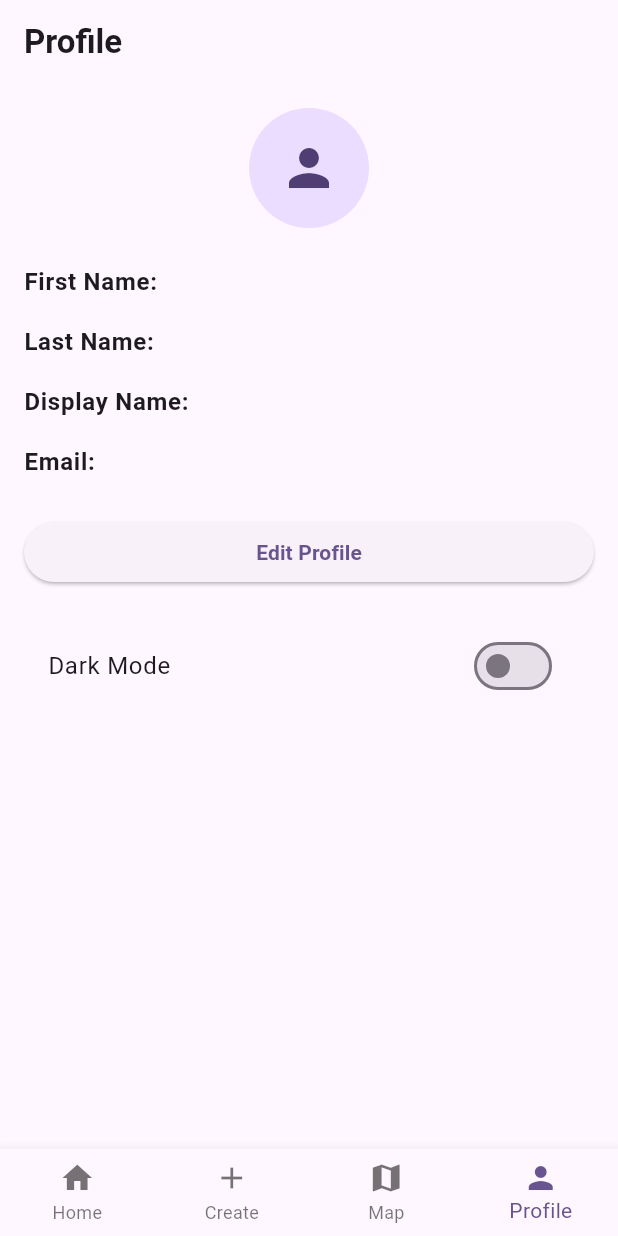
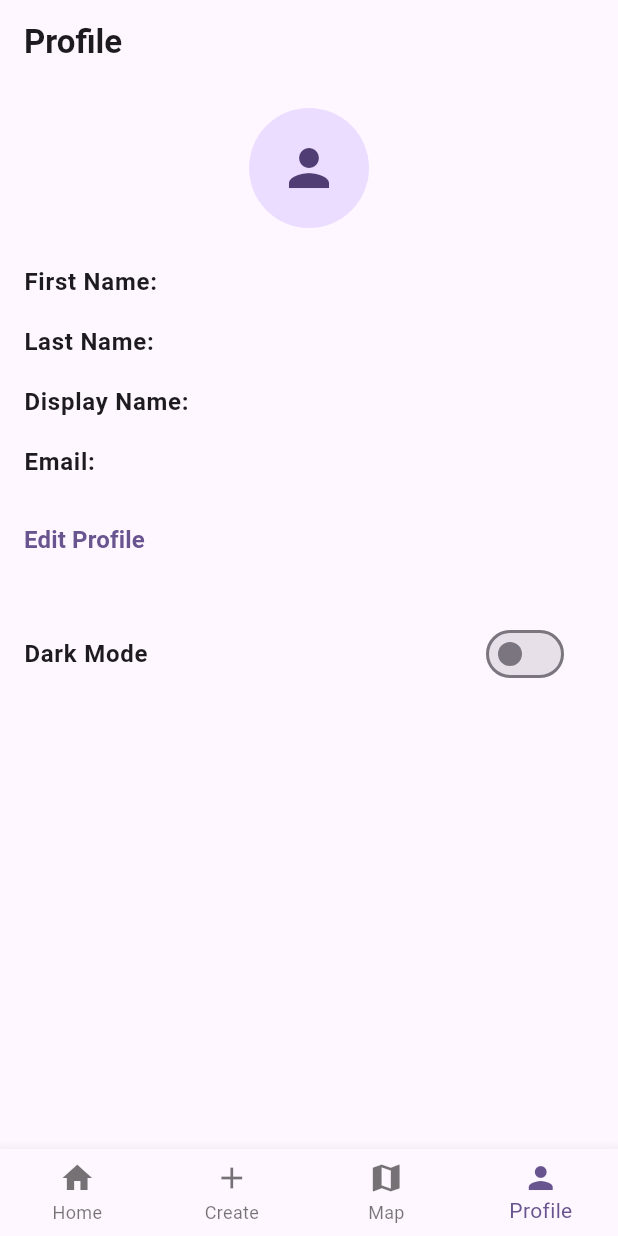
Before and after one commit to PriyaManisha/travellista, a Flutter app: the ProfilePage screen opened by its route, on a phone screen of 412 x 824 dp. Run offline on Flutter 3.47's test engine with Material 3 defaults, Android fonts, the phone set to English and light mode, and no system bars; our stand-ins replace chewie, cloud_firestore, firebase_core, firebase_storage, go_router, google_maps_flutter and 2 more; missing offline and left inert: get_thumbnail_video, google_places_autocomplete; accounts and stored records are empty.

Commit message:
Adjusted styling on profile page, adjusted url handling

```diff
--- a/lib/models/profile.dart
+++ b/lib/models/profile.dart
@@ -1,3 +1,5 @@
+import 'package:cloud_firestore/cloud_firestore.dart';
+
 class Profile {
   final String userID;
   final String? firstName;
@@ -22,19 +24,27 @@ class Profile {
       lastName: data['lastName'],
       displayName: data['displayName'] ?? '',
       email: data['email'] ?? '',
-      photoUrl: data['photoUrl'],
+      photoUrl: data['photoUrl'] as String?,
     );
   }
 
   Map<String, dynamic> toMap() {
-    return {
+    final mapData = <String, dynamic>{
       'firstName': firstName,
       'lastName': lastName,
       'displayName': displayName,
       'email': email,
-      'photoUrl': photoUrl,
     };
+
+    if (photoUrl == null) {
+      mapData['photoUrl'] = FieldValue.delete();
+    } else {
+      mapData['photoUrl'] = photoUrl;
+    }
+    return mapData;
   }
+
+  static const _unset = Object();
 
   // Allows partial updates while returning new Profile obj
   Profile copyWith({
@@ -43,7 +53,7 @@ class Profile {
     String? lastName,
     String? displayName,
     String? email,
-    String? photoUrl,
+    Object? photoUrl = _unset,
   }) {
     return Profile(
       userID: userID ?? this.userID,
@@ -51,7 +61,9 @@ class Profile {
       lastName: lastName ?? this.lastName,
       displayName: displayName ?? this.displayName,
       email: email ?? this.email,
-      photoUrl: photoUrl ?? this.photoUrl,
+      photoUrl: photoUrl == _unset
+          ? this.photoUrl
+          : photoUrl as String?,
     );
   }
 }
--- a/lib/profile_page_body.dart
+++ b/lib/profile_page_body.dart
@@ -18,12 +18,8 @@ class ProfilePageBody extends StatefulWidget {
 class _ProfilePageBodyState extends State<ProfilePageBody> {
   late StorageService _storageService = StorageService();
   final ImagePicker _picker = ImagePicker();
-
-  // Booleans for loading states
   bool _isEditing = false;
   bool _localIsSaving = false;
-
-  // Profile fields
   String? _firstName;
   String? _lastName;
   String _displayName = "";
@@ -52,20 +48,24 @@ class _ProfilePageBodyState extends State<ProfilePageBody> {
       return const Center(child: Text('No profile found'));
     }
 
-    if (!_isEditing) {
+    if (!_isEditing && _firstName == null) {
       _firstName = currentProfile.firstName;
       _lastName = currentProfile.lastName;
       _photoUrl = currentProfile.photoUrl;
       _displayName = currentProfile.displayName;
       _email = currentProfile.email;
     }
-
-    return Stack(
+    return GestureDetector(
+      onTap: () {
+        FocusScope.of(context).unfocus();
+      },
+      child: Stack(
         children: [
           _buildMainContent(profileProvider),
           if (_localIsSaving || (isLoadingProfile /*&& currentProfile != null*/))
             _buildOverlaySpinner(),
         ],
+      ),
     );
   }
 
@@ -100,6 +100,8 @@ class _ProfilePageBodyState extends State<ProfilePageBody> {
             initialValue: _email,
             onChanged: (val) => _email = val,
           ),
+          const SizedBox(height: 16),
+          _buildActionButtons(provider),
           const SizedBox(height: 24),
         ] else ...[
           _buildDisplayRow("First Name", _firstName ?? ''),
@@ -109,21 +111,23 @@ class _ProfilePageBodyState extends State<ProfilePageBody> {
           _buildDisplayRow("Display Name", _displayName),
           const SizedBox(height: 16),
           _buildDisplayRow("Email", _email),
+          const SizedBox(height: 16),
+          _buildActionButtons(provider),
           const SizedBox(height: 24),
         ],
-
-        _buildActionButtons(provider),
-
-        const SizedBox(height: 24),
         _buildDarkModeSwitch(),
       ],
     );
   }
 
   Widget _buildProfilePicture() {
-    return InkWell(
-      onTap: _isEditing ? _pickProfilePicture : null,
-      child: CircleAvatar(
+    return Column(
+      mainAxisSize: MainAxisSize.min,
+      children: [
+        Stack(
+          alignment: Alignment.center,
+          children: [
+            CircleAvatar(
               radius: 40,
               backgroundImage: (_photoUrl != null && _photoUrl!.isNotEmpty)
                   ? NetworkImage(_photoUrl!)
@@ -132,6 +136,39 @@ class _ProfilePageBodyState extends State<ProfilePageBody> {
                   ? const Icon(Icons.person, size: 40)
                   : null,
             ),
+            if (_isEditing && _photoUrl != null && _photoUrl!.isNotEmpty)
+              Positioned(
+                right: 0,
+                top: 0,
+                child: IconButton(
+                  icon: const Icon(Icons.close, size: 18, color: Colors.red),
+                  onPressed: () async {
+                    if (_photoUrl != null) {
+                      await _storageService.deleteFileByUrl(_photoUrl!);
+                    }
+                    setState(() {
+                      _photoUrl = null;
+                    });
+                  },
+                ),
+              ),
+          ],
+        ),
+        if (_isEditing)
+          InkWell(
+            onTap: _pickProfilePicture,
+            child: Padding(
+              padding: const EdgeInsets.only(top: 8.0),
+              child: Text(
+                "Change Picture",
+                style: TextStyle(
+                  color: Theme.of(context).primaryColor,
+                  fontSize: Theme.of(context).textTheme.bodyMedium?.fontSize,
+                ),
+              ),
+            ),
+          ),
+      ],
     );
   }
 
@@ -185,9 +222,19 @@ class _ProfilePageBodyState extends State<ProfilePageBody> {
         ],
       );
     } else {
-      return ElevatedButton(
+      return TextButton(
+        style: TextButton.styleFrom(
+          alignment: Alignment.centerLeft,
+          padding: const EdgeInsets.only(left: 0),
+        ),
         onPressed: () => setState(() => _isEditing = true),
-        child: const Text("Edit Profile"),
+        child: Text(
+          "Edit Profile",
+          style: TextStyle(
+            color: Theme.of(context).primaryColor,
+            fontSize: Theme.of(context).textTheme.bodyLarge?.fontSize,
+          ),
+        ),
       );
     }
   }
@@ -230,7 +277,6 @@ class _ProfilePageBodyState extends State<ProfilePageBody> {
       email: _email,
       photoUrl: _photoUrl,
     );
-
     try {
       await provider.saveProfile(updated);
       if (mounted) {
@@ -286,11 +332,16 @@ class _ProfilePageBodyState extends State<ProfilePageBody> {
   }
 
   Widget _buildDarkModeSwitch() {
+    final theme = Theme.of(context).textTheme;
     return ValueListenableBuilder<ThemeMode>(
       valueListenable: ThemeManager.themeNotifier,
       builder: (context, currentTheme, child) {
         return SwitchListTile(
-          title: const Text('Dark Mode'),
+          contentPadding: const EdgeInsets.only(left: 0, right: 16.0),
+          title: Text(
+            'Dark Mode',
+            style: theme.bodyLarge?.copyWith(fontWeight: FontWeight.bold),
+          ),
           value: currentTheme == ThemeMode.dark,
           onChanged: (_) => ThemeManager.toggleTheme(),
         );
--- a/lib/util/profile_service.dart
+++ b/lib/util/profile_service.dart
@@ -2,26 +2,23 @@ import 'package:cloud_firestore/cloud_firestore.dart';
 import 'package:travellista/models/profile.dart';
 
 class ProfileService {
-  final CollectionReference usersCollection =
-  FirebaseFirestore.instance.collection('users');
+  final CollectionReference profilesCollection =
+  FirebaseFirestore.instance.collection('profiles');
 
-  // Fetch profile by userID
   Future<Profile?> getProfile(String uid) async {
-    try {
-      final docSnapshot = await usersCollection.doc(uid).get();
-      if (!docSnapshot.exists) {
-        return null;
-      }
-      return Profile.fromMap(docSnapshot.data() as Map<String, dynamic>, docSnapshot.id);
-    } catch (e) {
-      rethrow;
+    final docSnapshot = await profilesCollection.doc(uid).get(const GetOptions(source: Source.server));
+    if (!docSnapshot.exists) {
+      return null;
     }
+    return Profile.fromMap(
+      docSnapshot.data() as Map<String, dynamic>,
+      docSnapshot.id,
+    );
   }
 
-  // Create/update profile document
   Future<void> setProfile(Profile profile) async {
     try {
-      await usersCollection.doc(profile.userID).set(profile.toMap(), SetOptions(merge: true));
+      await profilesCollection.doc(profile.userID).set(profile.toMap(), SetOptions(merge: true));
     } catch (e) {
       rethrow;
     }
```
Lines whose indentation alone changed are shown as unchanged.
